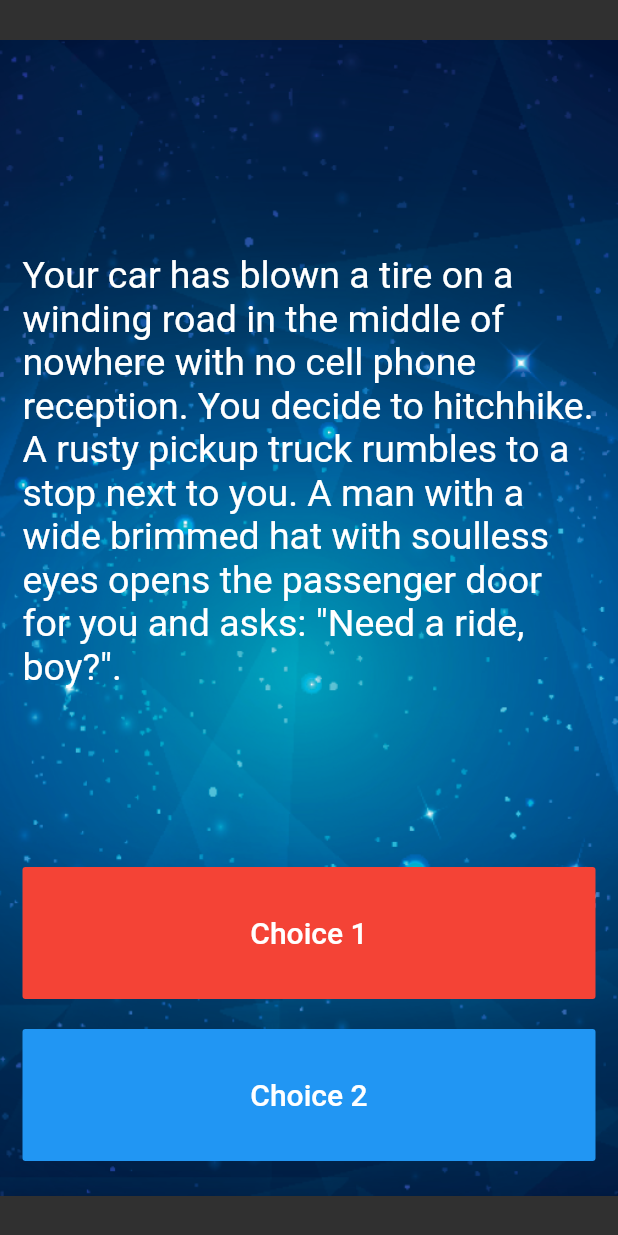
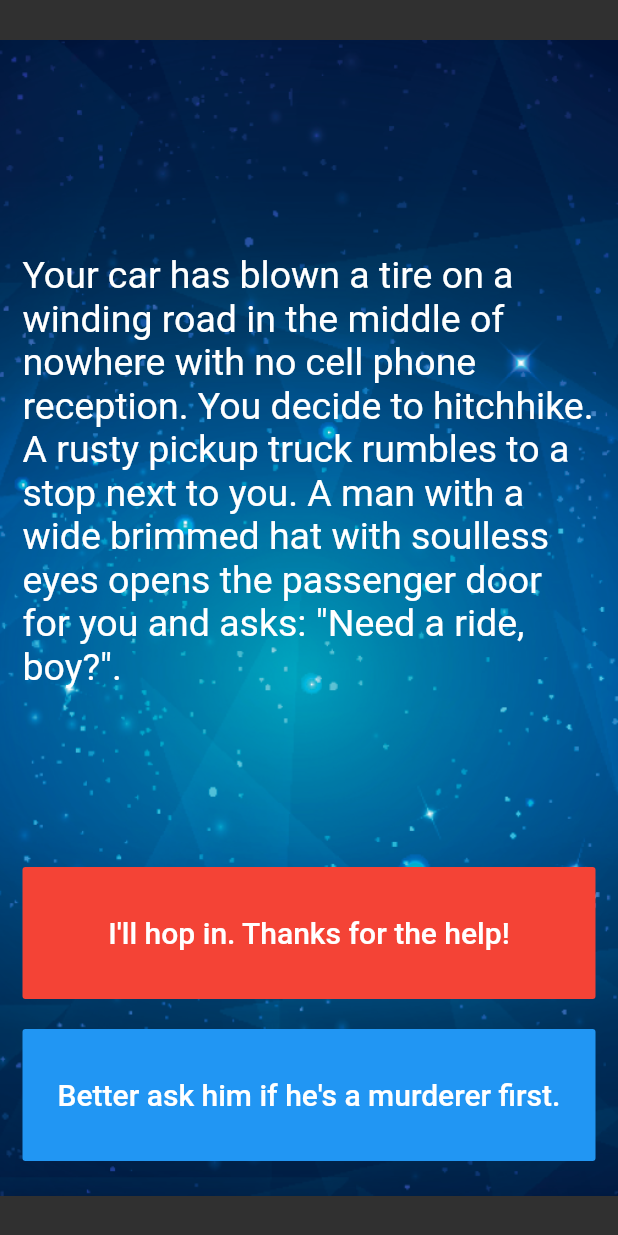
Before and after one commit to arvan903/choose_destination_game, a Flutter app: the screen it shows after launch, on a phone screen of 412 x 824 dp. Run offline on Flutter 3.47's test engine with Material 2 defaults, Android fonts, the phone set to English and light mode, and no system bars.

Commit message:
Project start to showing Questions.

```diff
--- a/lib/main.dart
+++ b/lib/main.dart
@@ -58,7 +58,7 @@
                   color: Colors.red,
                   child: Text(
                     //TODO: Step 13 - Use the storyBrain to get the text for choice 1.
-                    'Choice 1',
+                    storyBrain.getChoice1(),
                     style: TextStyle(
                       fontSize: 20.0,
                     ),
@@ -80,7 +80,7 @@
                   color: Colors.blue,
                   child: Text(
                     //TODO: Step 14 - Use the storyBrain to get the text for choice 2.
-                    'Choice 2',
+                    storyBrain.getChoice2(),
                     style: TextStyle(
                       fontSize: 20.0,
                     ),
```
